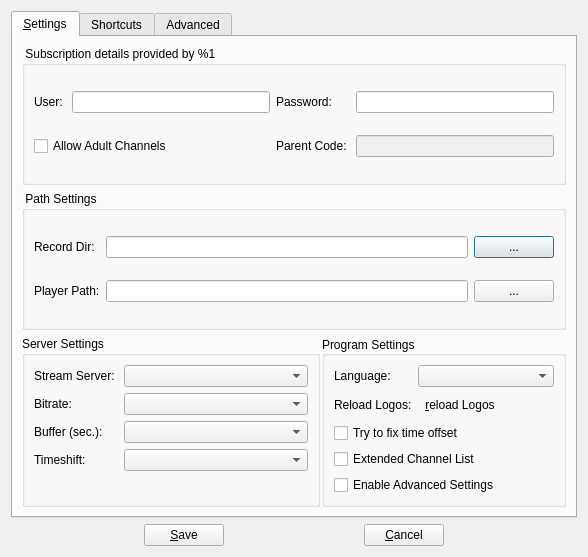
This is vlc-record/forms/csettingsdlg.ui in code-google-com/vlc-record as Qt 5 draws it before an edit. The edited form follows.
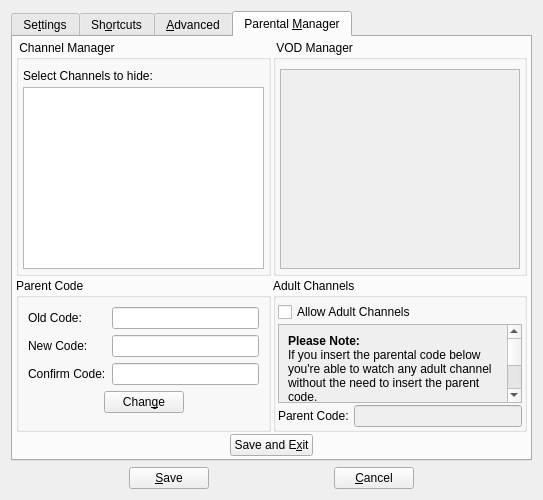
This is the edited form. The open tabs and pages were chosen to show the change. Icons and pictures are not drawn. Custom widgets are drawn as their Qt base class.

Commit message: - merge parental control branch into trunk

The edit to the form file:
```diff
--- a/vlc-record/forms/csettingsdlg.ui
+++ b/vlc-record/forms/csettingsdlg.ui
@@ -6,8 +6,8 @@
    <rect>
     <x>0</x>
     <y>0</y>
-    <width>588</width>
-    <height>557</height>
+    <width>543</width>
+    <height>458</height>
    </rect>
   </property>
   <property name="windowTitle">
@@ -24,7 +24,7 @@
      </property>
      <widget class="QWidget" name="tabStdSettings">
       <attribute name="title">
-       <string>&amp;Settings</string>
+       <string>Se&amp;ttings</string>
       </attribute>
       <layout class="QVBoxLayout" name="verticalLayout">
        <item>
@@ -40,9 +40,6 @@
             </property>
            </widget>
           </item>
-          <item row="0" column="1">
-           <widget class="QLineEdit" name="lineUsr"/>
-          </item>
           <item row="0" column="2">
            <widget class="QLabel" name="label_4">
             <property name="text">
@@ -57,29 +54,8 @@
             </property>
            </widget>
           </item>
-          <item row="1" column="0" colspan="2">
-           <widget class="QCheckBox" name="checkAdult">
-            <property name="text">
-             <string>Allow Adult Channels</string>
-            </property>
-           </widget>
-          </item>
-          <item row="1" column="2">
-           <widget class="QLabel" name="label_14">
-            <property name="text">
-             <string>Parent Code: </string>
-            </property>
-           </widget>
-          </item>
-          <item row="1" column="3">
-           <widget class="QLineEdit" name="lineErosPass">
-            <property name="enabled">
-             <bool>false</bool>
-            </property>
-            <property name="echoMode">
-             <enum>QLineEdit::Password</enum>
-            </property>
-           </widget>
+          <item row="0" column="1">
+           <widget class="QLineEdit" name="lineUsr"/>
           </item>
          </layout>
         </widget>
@@ -304,7 +280,7 @@
      </widget>
      <widget class="QWidget" name="tabShortCuts">
       <attribute name="title">
-       <string>Shortcuts</string>
+       <string>Sh&amp;ortcuts</string>
       </attribute>
       <layout class="QGridLayout" name="gridLayout_11">
        <item row="0" column="0">
@@ -396,7 +372,7 @@
        <bool>true</bool>
       </property>
       <attribute name="title">
-       <string>Advanced</string>
+       <string>&amp;Advanced</string>
       </attribute>
       <layout class="QVBoxLayout" name="verticalLayout_3">
        <item>
@@ -498,12 +474,6 @@
           <string>Advanced Settings</string>
          </property>
          <layout class="QFormLayout" name="formLayout_2">
-          <property name="horizontalSpacing">
-           <number>2</number>
-          </property>
-          <property name="verticalSpacing">
-           <number>2</number>
-          </property>
           <item row="0" column="0">
            <widget class="QLabel" name="lanApiServer">
             <property name="text">
@@ -511,25 +481,59 @@
             </property>
            </widget>
           </item>
-          <item row="2" column="0">
+          <item row="0" column="1">
+           <widget class="QLineEdit" name="lineApiServer">
+            <property name="enabled">
+             <bool>false</bool>
+            </property>
+           </widget>
+          </item>
+          <item row="1" column="0">
            <widget class="QLabel" name="label_15">
             <property name="text">
              <string>Player Module:</string>
             </property>
            </widget>
           </item>
-          <item row="4" column="0">
+          <item row="1" column="1">
+           <widget class="QComboBox" name="cbxPlayerMod"/>
+          </item>
+          <item row="2" column="0">
            <widget class="QLabel" name="label_11">
             <property name="text">
              <string>Log Level:</string>
             </property>
            </widget>
           </item>
-          <item row="5" column="1">
-           <layout class="QHBoxLayout" name="horizontalLayout_4" stretch="3">
+          <item row="2" column="1">
+           <layout class="QHBoxLayout" name="horizontalLayout_4" stretch="0,3">
             <property name="spacing">
              <number>2</number>
             </property>
+            <item>
+             <widget class="QComboBox" name="cbxLogLevel">
+              <item>
+               <property name="text">
+                <string>Log disabled</string>
+               </property>
+              </item>
+              <item>
+               <property name="text">
+                <string>Log Errors only</string>
+               </property>
+              </item>
+              <item>
+               <property name="text">
+                <string>Log Errors and Warnings</string>
+               </property>
+              </item>
+              <item>
+               <property name="text">
+                <string>Log everything</string>
+               </property>
+              </item>
+             </widget>
+            </item>
             <item>
              <widget class="QLineEdit" name="lineVlcVerbose">
               <property name="enabled">
@@ -545,70 +549,106 @@
             </item>
            </layout>
           </item>
-          <item row="6" column="0">
+          <item row="3" column="0">
            <widget class="QLabel" name="label_13">
             <property name="text">
              <string>Shutdown Command:</string>
             </property>
            </widget>
           </item>
-          <item row="8" column="0">
+          <item row="3" column="1">
+           <widget class="QLineEdit" name="lineShutdown"/>
+          </item>
+          <item row="4" column="0">
            <widget class="QCheckBox" name="checkRefresh">
             <property name="text">
              <string>Refresh EPG every:</string>
             </property>
            </widget>
           </item>
-          <item row="10" column="0">
+          <item row="4" column="1">
+           <layout class="QHBoxLayout" name="horizontalLayout_3">
+            <item>
+             <widget class="QComboBox" name="cbxInterval">
+              <property name="enabled">
+               <bool>false</bool>
+              </property>
+              <item>
+               <property name="text">
+                <string>5</string>
+               </property>
+              </item>
+              <item>
+               <property name="text">
+                <string>10</string>
+               </property>
+              </item>
+              <item>
+               <property name="text">
+                <string>15</string>
+               </property>
+              </item>
+             </widget>
+            </item>
+            <item>
+             <widget class="QLabel" name="label_9">
+              <property name="text">
+               <string>Minute(s)</string>
+              </property>
+             </widget>
+            </item>
+           </layout>
+          </item>
+          <item row="5" column="0">
            <widget class="QCheckBox" name="checkAskForName">
             <property name="text">
              <string>Ask for Record Filename</string>
             </property>
            </widget>
           </item>
-          <item row="10" column="1">
+          <item row="5" column="1">
            <widget class="QCheckBox" name="checkHideToSystray">
             <property name="text">
              <string>Minimize to Systray</string>
             </property>
            </widget>
           </item>
-          <item row="12" column="0">
+          <item row="6" column="0">
            <widget class="QCheckBox" name="checkDetach">
             <property name="text">
              <string>Detach Player at startup</string>
             </property>
            </widget>
           </item>
-          <item row="12" column="1">
+          <item row="6" column="1">
            <widget class="QCheckBox" name="checkTranslit">
             <property name="text">
              <string>Translit Record Filename</string>
             </property>
            </widget>
           </item>
-          <item row="14" column="0">
+          <item row="7" column="0">
            <widget class="QCheckBox" name="checkUpdate">
             <property name="text">
              <string>Check for updates</string>
             </property>
            </widget>
           </item>
-          <item row="14" column="1">
+          <item row="7" column="1">
            <widget class="QCheckBox" name="checkGPUAcc">
             <property name="text">
              <string>Use GPU for video decoding</string>
             </property>
            </widget>
           </item>
-          <item row="16" column="0">
+          <item row="8" column="0">
            <widget class="QCheckBox" name="check2ClicksToPlay">
             <property name="text">
              <string>Doubleclick on channel list starts play</string>
             </property>
            </widget>
           </item>
-          <item row="16" column="1">
+          <item row="8" column="1">
            <widget class="QCheckBox" name="checkAds">
             <property name="enabled">
              <bool>false</bool>
@@ -621,81 +661,404 @@
             </property>
            </widget>
           </item>
-          <item row="0" column="1">
-           <widget class="QLineEdit" name="lineApiServer">
-            <property name="enabled">
-             <bool>false</bool>
-            </property>
-           </widget>
-          </item>
-          <item row="2" column="1">
-           <widget class="QComboBox" name="cbxPlayerMod"/>
-          </item>
-          <item row="4" column="1">
-           <widget class="QComboBox" name="cbxLogLevel">
-            <item>
-             <property name="text">
-              <string>Log disabled</string>
-             </property>
-            </item>
-            <item>
-             <property name="text">
-              <string>Log Errors only</string>
-             </property>
-            </item>
-            <item>
-             <property name="text">
-              <string>Log Errors and Warnings</string>
-             </property>
-            </item>
-            <item>
-             <property name="text">
-              <string>Log everything</string>
-             </property>
-            </item>
-           </widget>
-          </item>
-          <item row="6" column="1">
-           <widget class="QLineEdit" name="lineShutdown"/>
-          </item>
-          <item row="8" column="1">
-           <layout class="QHBoxLayout" name="horizontalLayout_3">
-            <item>
-             <widget class="QComboBox" name="cbxInterval">
-              <property name="enabled">
-               <bool>false</bool>
-              </property>
-              <item>
-               <property name="text">
-                <string>5</string>
-               </property>
-              </item>
-              <item>
-               <property name="text">
-                <string>10</string>
-               </property>
-              </item>
-              <item>
-               <property name="text">
-                <string>15</string>
-               </property>
-              </item>
-             </widget>
-            </item>
-            <item>
-             <widget class="QLabel" name="label_9">
-              <property name="text">
-               <string>Minute(s)</string>
-              </property>
-             </widget>
-            </item>
-           </layout>
-          </item>
          </layout>
         </widget>
        </item>
       </layout>
      </widget>
+     <widget class="QWidget" name="tabParentalManager">
+      <attribute name="icon">
+       <iconset resource="../common.qrc">
+        <normaloff>:/access/locked</normaloff>:/access/locked</iconset>
+      </attribute>
+      <attribute name="title">
+       <string>Parental &amp;Manager</string>
+      </attribute>
+      <layout class="QVBoxLayout" name="verticalLayout_5">
+       <property name="spacing">
+        <number>0</number>
+       </property>
+       <property name="margin">
+        <number>0</number>
+       </property>
+       <item>
+        <widget class="QStackedWidget" name="stackedWidget">
+         <property name="currentIndex">
+          <number>0</number>
+         </property>
+         <widget class="QWidget" name="secPage">
+          <layout class="QVBoxLayout" name="verticalLayout_6">
+           <item>
+            <widget class="QLabel" name="label_17">
+             <property name="text">
+              <string>Please enter your parent code:</string>
+             </property>
+            </widget>
+           </item>
+           <item>
+            <layout class="QHBoxLayout" name="horizontalLayout_5" stretch="8,2">
+             <item>
+              <widget class="QLineEdit" name="linePasswd">
+               <property name="echoMode">
+                <enum>QLineEdit::Password</enum>
+               </property>
+              </widget>
+             </item>
+             <item>
+              <widget class="QPushButton" name="btnEnterManager">
+               <property name="text">
+                <string>&amp;Enter Site</string>
+               </property>
+               <property name="default">
+                <bool>false</bool>
+               </property>
+              </widget>
+             </item>
+            </layout>
+           </item>
+           <item>
+            <spacer name="verticalSpacer">
+             <property name="orientation">
+              <enum>Qt::Vertical</enum>
+             </property>
+             <property name="sizeHint" stdset="0">
+              <size>
+               <width>20</width>
+               <height>392</height>
+              </size>
+             </property>
+            </spacer>
+           </item>
+          </layout>
+         </widget>
+         <widget class="QWidget" name="setPage">
+          <layout class="QVBoxLayout" name="verticalLayout_7" stretch="20,13,0">
+           <property name="spacing">
+            <number>2</number>
+           </property>
+           <property name="margin">
+            <number>3</number>
+           </property>
+           <item>
+            <layout class="QHBoxLayout" name="horizontalLayout_6" stretch="5,5">
+             <item>
+              <widget class="QGroupBox" name="groupBox">
+               <property name="title">
+                <string> Channel Manager </string>
+               </property>
+               <layout class="QVBoxLayout" name="verticalLayout_8">
+                <property name="spacing">
+                 <number>4</number>
+                </property>
+                <property name="leftMargin">
+                 <number>4</number>
+                </property>
+                <property name="rightMargin">
+                 <number>4</number>
+                </property>
+                <property name="bottomMargin">
+                 <number>4</number>
+                </property>
+                <item>
+                 <widget class="QLabel" name="label_19">
+                  <property name="text">
+                   <string>Select Channels to hide:</string>
+                  </property>
+                 </widget>
+                </item>
+                <item>
+                 <widget class="QListWidget" name="listHide">
+                  <property name="editTriggers">
+                   <set>QAbstractItemView::NoEditTriggers</set>
+                  </property>
+                  <property name="showDropIndicator" stdset="0">
+                   <bool>false</bool>
+                  </property>
+                  <property name="alternatingRowColors">
+                   <bool>false</bool>
+                  </property>
+                  <property name="selectionMode">
+                   <enum>QAbstractItemView::MultiSelection</enum>
+                  </property>
+                 </widget>
+                </item>
+               </layout>
+              </widget>
+             </item>
+             <item>
+              <widget class="QGroupBox" name="groupBox_2">
+               <property name="title">
+                <string> VOD Manager </string>
+               </property>
+               <layout class="QVBoxLayout" name="verticalLayout_9">
+                <property name="spacing">
+                 <number>4</number>
+                </property>
+                <property name="leftMargin">
+                 <number>4</number>
+                </property>
+                <property name="topMargin">
+                 <number>9</number>
+                </property>
+                <property name="rightMargin">
+                 <number>4</number>
+                </property>
+                <property name="bottomMargin">
+                 <number>4</number>
+                </property>
+                <item>
+                 <widget class="QScrollArea" name="scrollArea">
+                  <property name="widgetResizable">
+                   <bool>true</bool>
+                  </property>
+                  <widget class="QWidget" name="scrollAreaContents">
+                   <property name="geometry">
+                    <rect>
+                     <x>0</x>
+                     <y>0</y>
+                     <width>240</width>
+                     <height>175</height>
+                    </rect>
+                   </property>
+                  </widget>
+                 </widget>
+                </item>
+               </layout>
+              </widget>
+             </item>
+            </layout>
+           </item>
+           <item>
+            <layout class="QHBoxLayout" name="horizontalLayout_8" stretch="5,5">
+             <item>
+              <widget class="QGroupBox" name="groupBox_4">
+               <property name="title">
+                <string>Parent Code</string>
+               </property>
+               <layout class="QFormLayout" name="formLayout_4">
+                <property name="fieldGrowthPolicy">
+                 <enum>QFormLayout::AllNonFixedFieldsGrow</enum>
+                </property>
+                <item row="0" column="0">
+                 <widget class="QLabel" name="label_20">
+                  <property name="text">
+                   <string>Old Code:</string>
+                  </property>
+                 </widget>
+                </item>
+                <item row="0" column="1">
+                 <widget class="QLineEdit" name="lineOldPCode">
+                  <property name="toolTip">
+                   <string>Number only (0 ... 9)!</string>
+                  </property>
+                  <property name="echoMode">
+                   <enum>QLineEdit::Password</enum>
+                  </property>
+                 </widget>
+                </item>
+                <item row="1" column="0">
+                 <widget class="QLabel" name="label_21">
+                  <property name="text">
+                   <string>New Code:</string>
+                  </property>
+                 </widget>
+                </item>
+                <item row="1" column="1">
+                 <widget class="QLineEdit" name="lineNewPCode">
+                  <property name="toolTip">
+                   <string>Number only (0 ... 9)!</string>
+                  </property>
+                  <property name="echoMode">
+                   <enum>QLineEdit::Password</enum>
+                  </property>
+                 </widget>
+                </item>
+                <item row="2" column="0">
+                 <widget class="QLabel" name="label_22">
+                  <property name="text">
+                   <string>Confirm Code:</string>
+                  </property>
+                 </widget>
+                </item>
+                <item row="2" column="1">
+                 <widget class="QLineEdit" name="lineConfirmPCode">
+                  <property name="toolTip">
+                   <string>Number only (0 ... 9)!</string>
+                  </property>
+                  <property name="echoMode">
+                   <enum>QLineEdit::Password</enum>
+                  </property>
+                 </widget>
+                </item>
+                <item row="3" column="0" colspan="2">
+                 <layout class="QHBoxLayout" name="horizontalLayout_9">
+                  <item>
+                   <spacer name="horizontalSpacer_7">
+                    <property name="orientation">
+                     <enum>Qt::Horizontal</enum>
+                    </property>
+                    <property name="sizeHint" stdset="0">
+                     <size>
+                      <width>40</width>
+                      <height>20</height>
+                     </size>
+                    </property>
+                   </spacer>
+                  </item>
+                  <item>
+                   <widget class="QPushButton" name="btnChgPCode">
+                    <property name="text">
+                     <string>Chan&amp;ge</string>
+                    </property>
+                   </widget>
+                  </item>
+                  <item>
+                   <spacer name="horizontalSpacer_3">
+                    <property name="orientation">
+                     <enum>Qt::Horizontal</enum>
+                    </property>
+                    <property name="sizeHint" stdset="0">
+                     <size>
+                      <width>40</width>
+                      <height>20</height>
+                     </size>
+                    </property>
+                   </spacer>
+                  </item>
+                 </layout>
+                </item>
+               </layout>
+              </widget>
+             </item>
+             <item>
+              <widget class="QGroupBox" name="groupBox_3">
+               <property name="title">
+                <string>Adult Channels</string>
+               </property>
+               <layout class="QVBoxLayout" name="verticalLayout_11">
+                <property name="spacing">
+                 <number>2</number>
+                </property>
+                <property name="leftMargin">
+                 <number>2</number>
+                </property>
+                <property name="topMargin">
+                 <number>4</number>
+                </property>
+                <property name="rightMargin">
+                 <number>2</number>
+                </property>
+                <property name="bottomMargin">
+                 <number>2</number>
+                </property>
+                <item>
+                 <widget class="QCheckBox" name="checkAdult">
+                  <property name="text">
+                   <string>Allow Adult Channels</string>
+                  </property>
+                 </widget>
+                </item>
+                <item>
+                 <widget class="QScrollArea" name="scrollArea_2">
+                  <property name="widgetResizable">
+                   <bool>true</bool>
+                  </property>
+                  <widget class="QWidget" name="scrollAreaWidgetContents">
+                   <property name="geometry">
+                    <rect>
+                     <x>0</x>
+                     <y>0</y>
+                     <width>227</width>
+                     <height>121</height>
+                    </rect>
+                   </property>
+                   <layout class="QVBoxLayout" name="verticalLayout_10">
+                    <item>
+                     <widget class="QLabel" name="label_23">
+                      <property name="text">
+                       <string>&lt;html&gt;&lt;head/&gt;&lt;body&gt;&lt;p&gt;&lt;span style=&quot; font-weight:600;&quot;&gt;Please Note:&lt;/span&gt;&lt;br/&gt;If you insert the parental code below you're able to watch any adult channel without the need to insert the parent code. &lt;/p&gt;&lt;p&gt;Leaving this field blank you'll have to enter the parent code each time you want to watch an adult channel.&lt;/p&gt;&lt;/body&gt;&lt;/html&gt;</string>
+                      </property>
+                      <property name="wordWrap">
+                       <bool>true</bool>
+                      </property>
+                     </widget>
+                    </item>
+                   </layout>
+                  </widget>
+                 </widget>
+                </item>
+                <item>
+                 <layout class="QHBoxLayout" name="horizontalLayout_10">
+                  <item>
+                   <widget class="QLabel" name="label_14">
+                    <property name="text">
+                     <string>Parent Code: </string>
+                    </property>
+                   </widget>
+                  </item>
+                  <item>
+                   <widget class="QLineEdit" name="lineErosPass">
+                    <property name="enabled">
+                     <bool>false</bool>
+                    </property>
+                    <property name="echoMode">
+                     <enum>QLineEdit::Password</enum>
+                    </property>
+                   </widget>
+                  </item>
+                 </layout>
+                </item>
+               </layout>
+              </widget>
+             </item>
+            </layout>
+           </item>
+           <item>
+            <layout class="QHBoxLayout" name="horizontalLayout_7">
+             <property name="spacing">
+              <number>2</number>
+             </property>
+             <item>
+              <spacer name="horizontalSpacer">
+               <property name="orientation">
+                <enum>Qt::Horizontal</enum>
+               </property>
+               <property name="sizeHint" stdset="0">
+                <size>
+                 <width>40</width>
+                 <height>20</height>
+                </size>
+               </property>
+              </spacer>
+             </item>
+             <item>
+              <widget class="QPushButton" name="btnSaveExitManager">
+               <property name="text">
+                <string>Save and E&amp;xit</string>
+               </property>
+              </widget>
+             </item>
+             <item>
+              <spacer name="horizontalSpacer_2">
+               <property name="orientation">
+                <enum>Qt::Horizontal</enum>
+               </property>
+               <property name="sizeHint" stdset="0">
+                <size>
+                 <width>40</width>
+                 <height>20</height>
+                </size>
+               </property>
+              </spacer>
+             </item>
+            </layout>
+           </item>
+          </layout>
+         </widget>
+        </widget>
+       </item>
+      </layout>
+     </widget>
     </widget>
    </item>
    <item>
```
Left out of the diff: 134 changed lines with no effect on the pictures. The commit also changes 48 other files.
